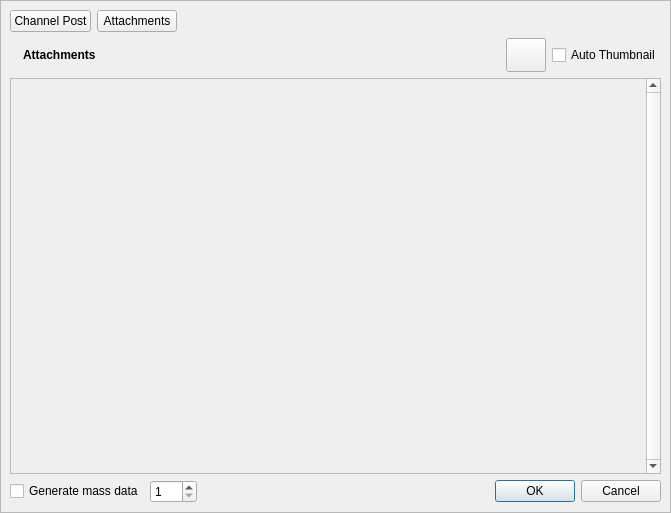
Before: the Qt Designer form retroshare-gui/src/gui/gxschannels/CreateGxsChannelMsg.ui in RetroShare/RetroShare, drawn with Qt 5.
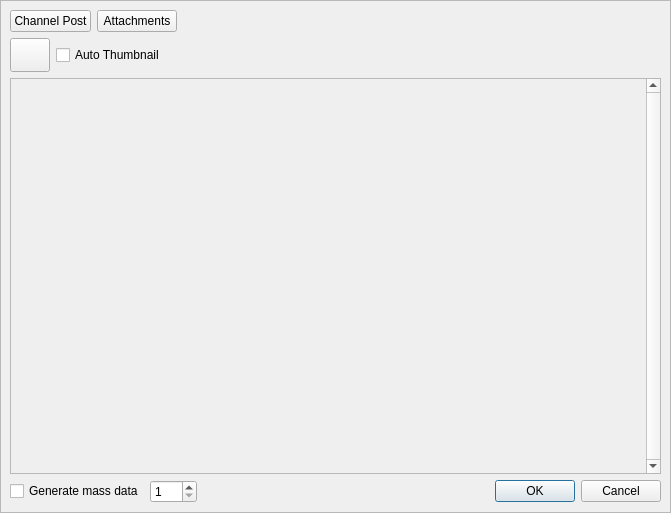
After: the same form once the commit is applied. The open tabs and pages were chosen to show the change. Icons and pictures are not drawn. Custom widgets are drawn as their Qt base class.

Patch:
```diff
--- a/retroshare-gui/src/gui/gxschannels/CreateGxsChannelMsg.ui
+++ b/retroshare-gui/src/gui/gxschannels/CreateGxsChannelMsg.ui
@@ -285,48 +285,6 @@
            <number>0</number>
           </property>
           <item row="0" column="0">
-           <widget class="QLabel" name="attachmentsPixLabel">
-            <property name="text">
-             <string/>
-            </property>
-            <property name="pixmap">
-             <pixmap resource="../images.qrc">:/images/attachment.png</pixmap>
-            </property>
-           </widget>
-          </item>
-          <item row="0" column="1">
-           <widget class="QLabel" name="attachmentsLabel">
-            <property name="maximumSize">
-             <size>
-              <width>16777215</width>
-              <height>26</height>
-             </size>
-            </property>
-            <property name="font">
-             <font>
-              <weight>75</weight>
-              <bold>true</bold>
-             </font>
-            </property>
-            <property name="text">
-             <string>Attachments</string>
-            </property>
-           </widget>
-          </item>
-          <item row="0" column="2">
-           <spacer name="attachmentsHSpacer">
-            <property name="orientation">
-             <enum>Qt::Horizontal</enum>
-            </property>
-            <property name="sizeHint" stdset="0">
-             <size>
-              <width>334</width>
-              <height>26</height>
-             </size>
-            </property>
-           </spacer>
-          </item>
-          <item row="0" column="3">
            <widget class="QPushButton" name="addFileButton">
             <property name="sizePolicy">
              <sizepolicy hsizetype="Fixed" vsizetype="Fixed">
@@ -355,16 +313,6 @@
             </property>
            </widget>
           </item>
-          <item row="0" column="4">
-           <widget class="QCheckBox" name="thumbNailCb">
-            <property name="toolTip">
-             <string>Allow channels to get frame for message thumbnail from movie media attachments or not</string>
-            </property>
-            <property name="text">
-             <string>Auto Thumbnail</string>
-            </property>
-           </widget>
-          </item>
           <item row="1" column="0" colspan="5">
            <widget class="QScrollArea" name="attachmentsScrollArea">
             <property name="verticalScrollBarPolicy">
@@ -425,6 +373,29 @@
             </widget>
            </widget>
           </item>
+          <item row="0" column="2">
+           <spacer name="attachmentsHSpacer">
+            <property name="orientation">
+             <enum>Qt::Horizontal</enum>
+            </property>
+            <property name="sizeHint" stdset="0">
+             <size>
+              <width>334</width>
+              <height>26</height>
+             </size>
+            </property>
+           </spacer>
+          </item>
+          <item row="0" column="1">
+           <widget class="QCheckBox" name="thumbNailCb">
+            <property name="toolTip">
+             <string>Allow channels to get frame for message thumbnail from movie media attachments or not</string>
+            </property>
+            <property name="text">
+             <string>Auto Thumbnail</string>
+            </property>
+           </widget>
+          </item>
          </layout>
         </widget>
        </widget>
```
Left out of the diff: 5 changed lines with no effect on the pictures.
